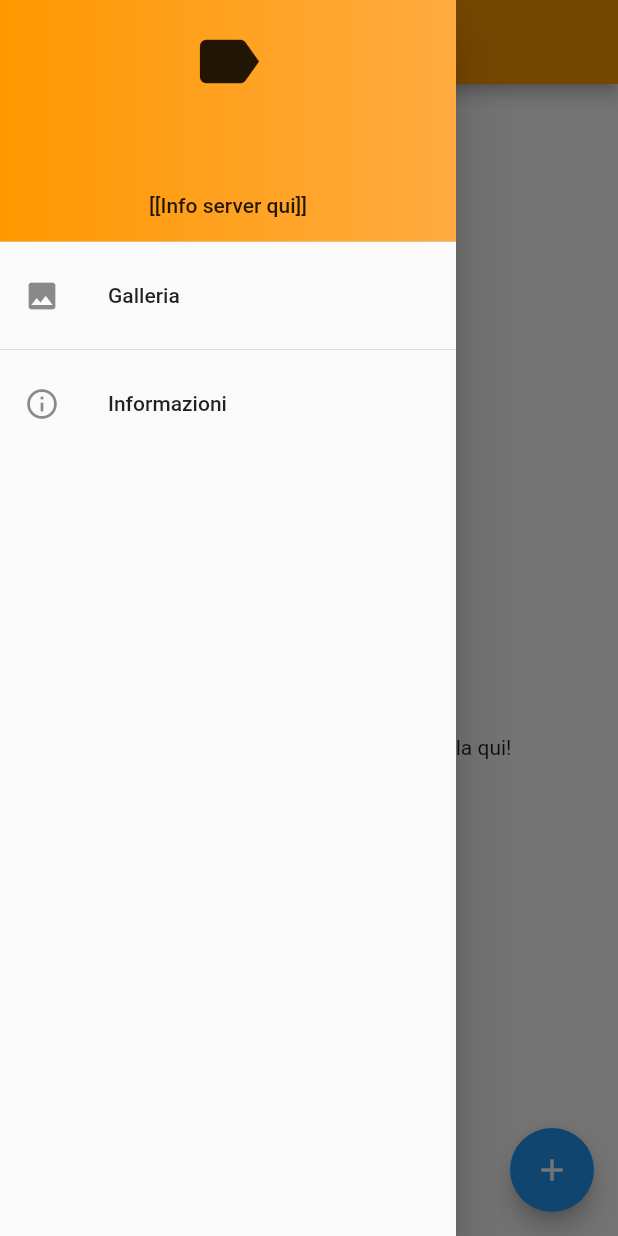
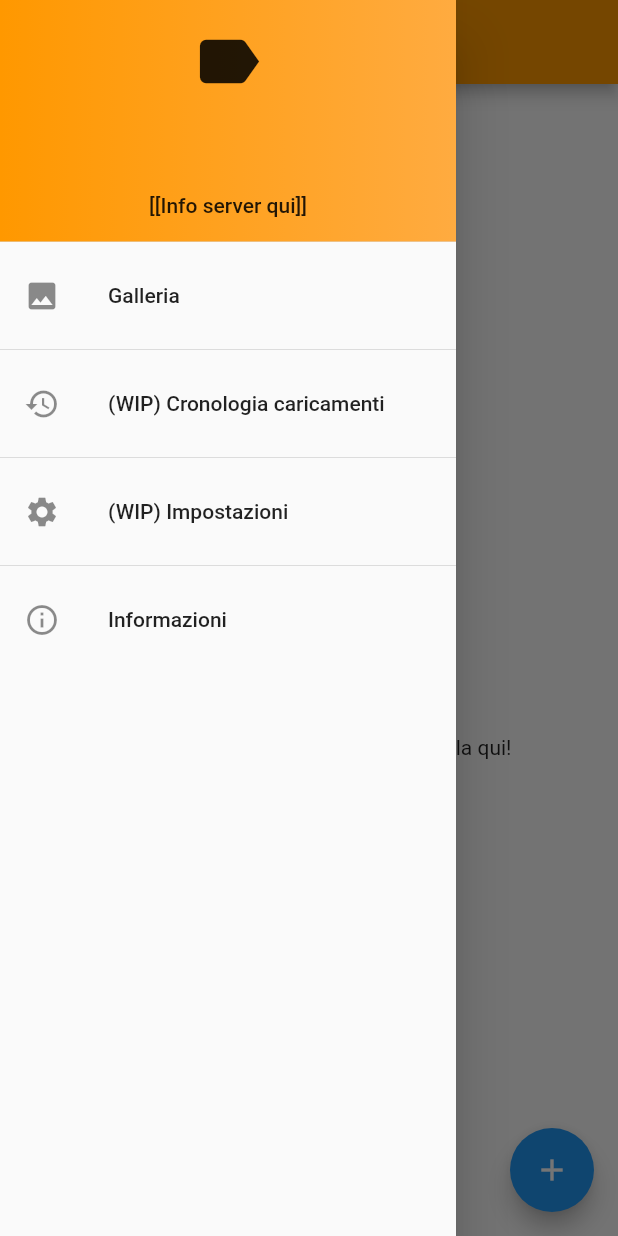
Before and after one commit to zabi94/TesiLaurea, a Flutter app: the Homepage screen opened directly with empty values, with the side drawer open, on a phone screen of 412 x 824 dp. Run offline on Flutter 3.47's test engine with Material 2 defaults, Android fonts, the phone set to English and light mode, and no system bars; our stand-ins replace device_info, gallery_saver, image_picker, permission_handler, shared_preferences, sqflite; accounts and stored records are empty.

Commit message:
Dettagli minori per presentazione beta

```diff
--- a/lib/pages/ErrorPage.dart
+++ b/lib/pages/ErrorPage.dart
@@ -11,7 +11,7 @@ class ErrorPage extends StatelessWidget {
     return Scaffold(
       appBar: AppBar(
           title: Text(
-              "Error"
+              "Pagina inesistente"
           )
       ),
       body: Center(
--- a/lib/pages/Homepage.dart
+++ b/lib/pages/Homepage.dart
@@ -77,6 +77,28 @@ class _HomepageState extends State<Homepage> {
             Divider(),
             InkWell(
               child: ListTile(
+                title: Text("(WIP) Cronologia caricamenti"),
+                leading: Icon(Icons.history),
+              ),
+              onTap: () {
+                Navigator.of(context).pushReplacementNamed("/history", arguments: "Pagina 'Cronologia' non implementata");
+              },
+              splashColor: Colors.orange,
+            ),
+            Divider(),
+            InkWell(
+              child: ListTile(
+                title: Text("(WIP) Impostazioni"),
+                leading: Icon(Icons.settings),
+              ),
+              onTap: () {
+                Navigator.of(context).pushReplacementNamed("/settings", arguments: "Pagina 'Impostazioni' non implementata");
+              },
+              splashColor: Colors.orange,
+            ),
+            Divider(),
+            InkWell(
+              child: ListTile(
                 title: Text("Informazioni"),
                 leading: Icon(Icons.info_outline),
               ),
--- a/lib/pages/ServerConfigPage.dart
+++ b/lib/pages/ServerConfigPage.dart
@@ -92,6 +92,12 @@ class _ServerConfigState extends State<ServerConfigPage> {
                     labelText: 'Inserisci la porta di destinazione'
                 ),
               ),
+            ),
+            Padding(
+              padding: const EdgeInsets.all(8.0),
+              child: Text("Le informazioni in questa pagina sono completamente ignorate in questa versione dell'app, è stata inserita in previsione di una funzione futura. È possibile inserire valori casuali",
+                textAlign: TextAlign.center,
+              ),
             )
           ],
         ),
--- a/lib/pages/TakePicturePage.dart
+++ b/lib/pages/TakePicturePage.dart
@@ -29,7 +29,7 @@ class _TakePictureState extends State<TakePicturePage> {
   List<bool> states = [];
 
   _TakePictureState(this._file) {
-    var example = ["Specie invasiva", "Secca", "Scoglio", "Olio", "Perdita", "Naufragio", "Relitto", "Pericolo", "Specie protetta"];
+    var example = ["Segnaletica stradale", "Manto stradale", "Servizi fognari", "Aree verdi", "Servizi urbani", "Pulizia", "Ostacolo", "Barriera architettonica"];
     tags = List.generate(example.length, (index) => TagWidget(example[index], getTagState, onTagSelectionChanged, index));
     states = List.generate(tags.length, (index) => false);
   }
```
